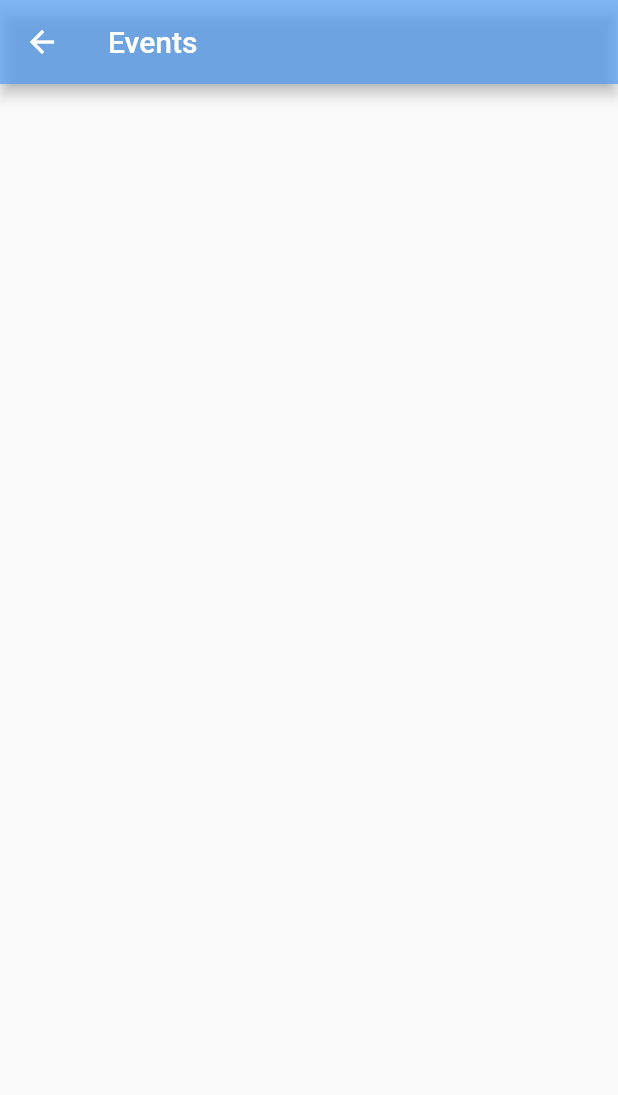
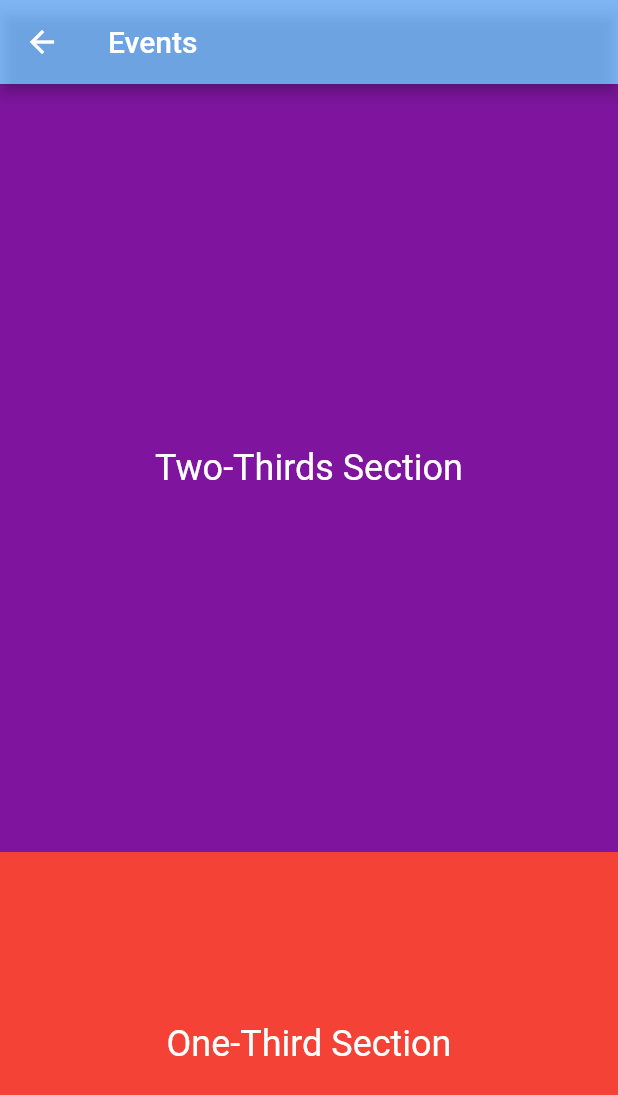
Before and after one commit to nimeshkk/Android_App, a Flutter app: the Event screen opened directly, on a phone screen of 412 x 824 dp. Shown: the top 1095 px of the screen. Run offline on Flutter 3.47's test engine with Material 2 defaults, Android fonts, the phone set to English and light mode, and no system bars; our stand-ins replace device_preview, draggable_home; missing offline and left inert: flutter_dismissible_tile, vertical_card_pager.

Commit message:
implement the event home

```diff
--- a/lib/pages/upcoming_events/event_homepage.dart
+++ b/lib/pages/upcoming_events/event_homepage.dart
@@ -25,8 +25,7 @@ class _EventState extends State<Event> {
   Widget build(BuildContext context) {
     return Scaffold(
       appBar: AppBar(
-        backgroundColor:
-            Color.fromARGB(180, 80, 156, 244), // Set the background color here
+        backgroundColor: Color.fromARGB(180, 80, 156, 244),
         leading: IconButton(
           icon: Icon(Icons.arrow_back),
           onPressed: () {
@@ -34,12 +33,38 @@ class _EventState extends State<Event> {
                 context, MaterialPageRoute(builder: (_) => Home2()));
           },
         ),
-        title: Text('Events'), // You can set the title here
-        // You can add more actions if needed using the `actions` property
+        title: Text('Events'),
       ),
       body: SafeArea(
         child: Column(
-          children: <Widget>[],
+          children: <Widget>[
+            Expanded(
+              flex: 2,
+              child: Container(
+                color: Color.fromARGB(255, 127, 21,
+                    159), // You can set the background color for the 2/3 section here
+                // Add your content for the 2/3 section here
+                alignment: Alignment.center,
+                child: Text(
+                  'Two-Thirds Section',
+                  style: TextStyle(fontSize: 24, color: Colors.white),
+                ),
+              ),
+            ),
+            Expanded(
+              flex: 1,
+              child: Container(
+                color: Colors
+                    .red, // You can set the background color for the 1/3 section here
+                // Add your content for the 1/3 section here
+                alignment: Alignment.center,
+                child: Text(
+                  'One-Third Section',
+                  style: TextStyle(fontSize: 24, color: Colors.white),
+                ),
+              ),
+            ),
+          ],
         ),
       ),
     );
```
